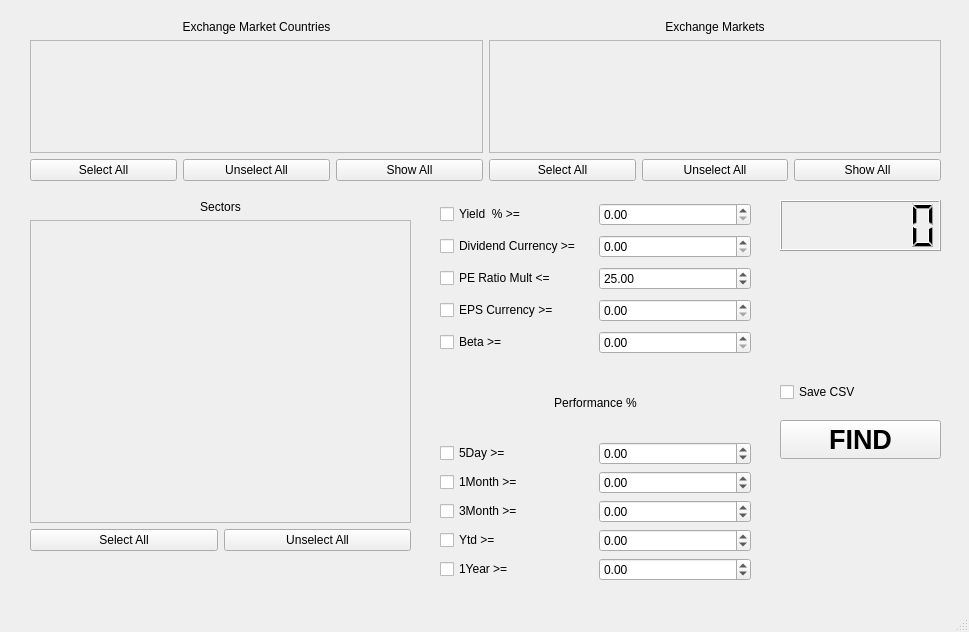
The window that STWindow.ui (faalbers/MarketAnalyze) describes before a commit, drawn with Qt 5.
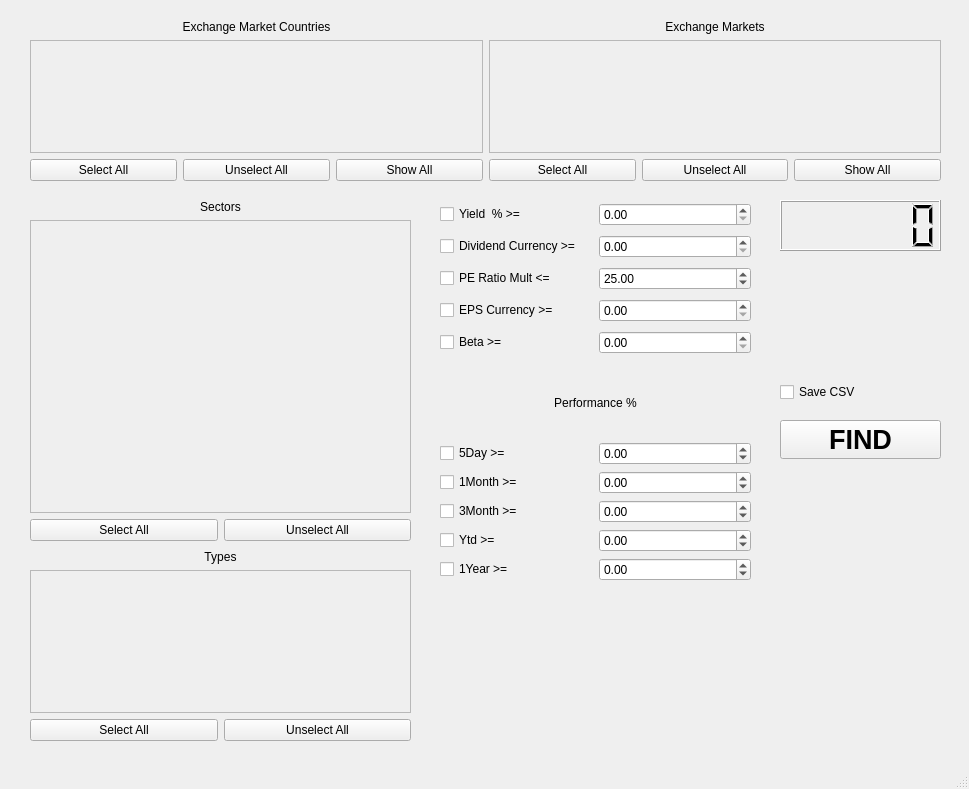
The same window after the commit.

Commit message: Added ETrade data an type

Diff of the .ui file:
```diff
--- a/STWindow.ui
+++ b/STWindow.ui
@@ -7,7 +7,7 @@
     <x>0</x>
     <y>0</y>
     <width>969</width>
-    <height>632</height>
+    <height>789</height>
    </rect>
   </property>
   <property name="windowTitle">
@@ -324,7 +324,7 @@
       <x>30</x>
       <y>200</y>
       <width>381</width>
-      <height>351</height>
+      <height>341</height>
      </rect>
     </property>
     <layout class="QVBoxLayout" name="verticalLayout_9">
@@ -349,7 +349,7 @@
           <x>0</x>
           <y>0</y>
           <width>377</width>
-          <height>293</height>
+          <height>283</height>
          </rect>
         </property>
        </widget>
@@ -532,6 +532,63 @@
      </item>
     </layout>
    </widget>
+   <widget class="QWidget" name="layoutWidget_3">
+    <property name="geometry">
+     <rect>
+      <x>30</x>
+      <y>550</y>
+      <width>381</width>
+      <height>191</height>
+     </rect>
+    </property>
+    <layout class="QVBoxLayout" name="verticalLayout_11">
+     <item>
+      <widget class="QLabel" name="label_7">
+       <property name="text">
+        <string>Types</string>
+       </property>
+       <property name="alignment">
+        <set>Qt::AlignCenter</set>
+       </property>
+      </widget>
+     </item>
+     <item>
+      <widget class="QScrollArea" name="scrollArea_4">
+       <property name="widgetResizable">
+        <bool>true</bool>
+       </property>
+       <widget class="QWidget" name="typeContents">
+        <property name="geometry">
+         <rect>
+          <x>0</x>
+          <y>0</y>
+          <width>377</width>
+          <height>133</height>
+         </rect>
+        </property>
+       </widget>
+      </widget>
+     </item>
+     <item>
+      <layout class="QHBoxLayout" name="horizontalLayout_7">
+       <item>
+        <widget class="QPushButton" name="selAllTypes">
+         <property name="text">
+          <string>Select All</string>
+         </property>
+        </widget>
+       </item>
+       <item>
+        <widget class="QPushButton" name="unSelAllTypes">
+         <property name="text">
+          <string>Unselect All</string>
+         </property>
+        </widget>
+       </item>
+      </layout>
+     </item>
+    </layout>
+   </widget>
   </widget>
   <widget class="QStatusBar" name="statusbar"/>
   <widget class="QMenuBar" name="menubar">
```
The commit also changes 2 other files.
